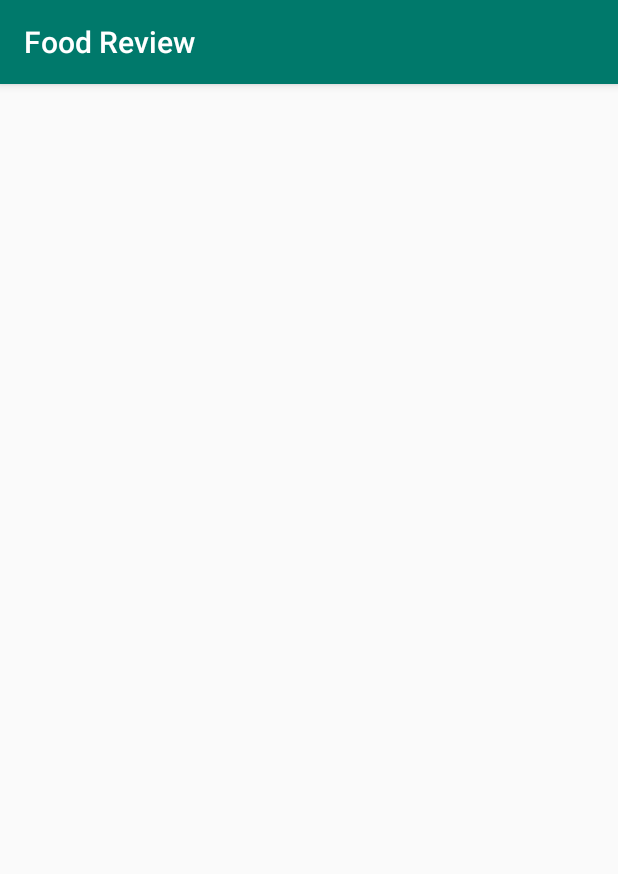
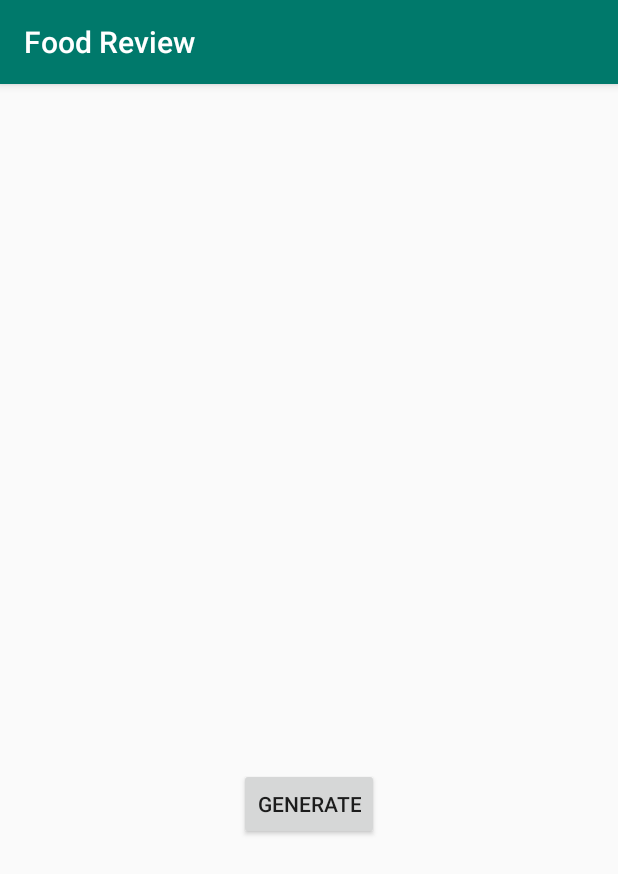
Before and after one commit to j-juric/FoodReviewProject, an Android app: the DatabseTestingActivity screen opened directly, with no data from a screen before it, on a phone screen of 412 x 824 dp. Shown: the top 874 px of the screen. Run offline under Robolectric (Android 15) with nearby library versions, the phone set to English and light mode, and no system bars; our stand-ins replace Firebase (no records; nobody signed in at launch, a user with empty details on screens opened directly); libraries missing offline, so code that uses them is left out: androidmads.library.qrgenearator; Roboto replaces fonts that are not available here; 2 statements that could not run were skipped.

Commit message:
Omoguceno samo jedno skeniranje koda

```diff
--- a/app/src/main/java/com/food/review/DatabseTestingActivity.kt
+++ b/app/src/main/java/com/food/review/DatabseTestingActivity.kt
@@ -19,6 +19,7 @@ import android.graphics.Point
 import android.view.WindowManager
 
 import android.graphics.Bitmap
+import android.widget.Button
 import android.widget.Toast
 import kotlin.random.Random
 
@@ -29,9 +30,15 @@ class DatabseTestingActivity : AppCompatActivity() {
     var databaseRef:DatabaseReference?=null
     var mAuth: FirebaseAuth?=null
     var arrayOfDishes: ArrayList<Dish> ?= null
+    var arrayOfReceipt: ArrayList<Receipt> ?=null
 
     var qrImage:ImageView ?=null
     var bitmap: Bitmap? = null
+    var receiptList:ArrayList<String> = ArrayList<String>()
+
+    var btn_gen : Button?=null
+
+    var itr=1
 
 
     var reservations:ArrayList<Pair<String,ArrayList<Table>>>?=null
@@ -46,6 +53,8 @@ class DatabseTestingActivity : AppCompatActivity() {
 
         Log.d(tag,"OTVORI SE SEZAME")
         qrImage=this.QR_Image as ImageView
+        btn_gen=this.btn_generate as Button
+
         //QUERY WHICH RETURNS DATA FOR THE NEXT 14 DAYS
 //        val last14days = databaseRef!!.child("Reservations").orderByKey()
 //            .startAt("20200120")
@@ -75,6 +84,17 @@ class DatabseTestingActivity : AppCompatActivity() {
 //        last14days.addValueEventListener(postListener)
 
         val inputValue = "-LyFeDi8UN_KrSA8BuaU".trim()
+
+        receiptList.add("-Lyan7GGTSdEL2ZaDttP")
+        receiptList.add("-Lyan7GKDZDLhzEpvw5r")
+        receiptList.add("-Lyan7GLZzlmknzxIZUj")
+        receiptList.add("-Lyan7GMgw2_zisxnazX")
+        receiptList.add("-Lyan7GNUCFBfl29s4fK")
+        receiptList.add("-Lyan7GO1_FvvnA3QuZl")
+        receiptList.add("-Lyan7GPQ9vZTZT5tlj8")
+        receiptList.add("-Lyan7GSGOFX5pigF6x7")
+        receiptList.add("-Lyan7GtEJ_HcDdp9Ohp")
+
         val manager = getSystemService(WINDOW_SERVICE) as WindowManager
         val display = manager.defaultDisplay
         val point = Point()
@@ -86,7 +106,7 @@ class DatabseTestingActivity : AppCompatActivity() {
         smallerDimension = smallerDimension * 3 / 4
 
         var qrgEncoder = QRGEncoder(
-            inputValue, null,
+            receiptList[0], null,
             QRGContents.Type.TEXT,
             smallerDimension
         )
@@ -97,32 +117,35 @@ class DatabseTestingActivity : AppCompatActivity() {
             Log.d(tag, "GRESKA")
         }
 
+        btn_gen!!.setOnClickListener {
+            generateCode()
+        }
 
 
-        val key = databaseRef!!.child("Receipts").push().key
-
-        var timeList:ArrayList<String> = ArrayList<String>(6)
-
-        timeList.add("12:00")
-        timeList.add("14:00")
-        timeList.add("16:00")
-        timeList.add("18:00")
-        timeList.add("20:00")
-        timeList.add("22:00")
-
-        var nameList:ArrayList<String> = ArrayList<String>(12)
-        nameList.add("Kolumbo")
-        nameList.add("Dubravka")
-        nameList.add("Trifun")
-        nameList.add("Svetozar")
-        nameList.add("Jefimije")
-        nameList.add("Pero")
-        nameList.add("Milo")
-        nameList.add("Ratislav")
-        nameList.add("Ratimir")
-        nameList.add("Svemirko")
-        nameList.add("Josif")
-        nameList.add("Ratko")
+//        val key = databaseRef!!.child("Receipts").push().key
+//
+//        var timeList:ArrayList<String> = ArrayList<String>(6)
+//
+//        timeList.add("12:00")
+//        timeList.add("14:00")
+//        timeList.add("16:00")
+//        timeList.add("18:00")
+//        timeList.add("20:00")
+//        timeList.add("22:00")
+//
+//        var nameList:ArrayList<String> = ArrayList<String>(12)
+//        nameList.add("Kolumbo")
+//        nameList.add("Dubravka")
+//        nameList.add("Trifun")
+//        nameList.add("Svetozar")
+//        nameList.add("Jefimije")
+//        nameList.add("Pero")
+//        nameList.add("Milo")
+//        nameList.add("Ratislav")
+//        nameList.add("Ratimir")
+//        nameList.add("Svemirko")
+//        nameList.add("Josif")
+//        nameList.add("Ratko")
 
 
 //        var r = ReservationMap()
@@ -204,14 +227,14 @@ class DatabseTestingActivity : AppCompatActivity() {
         databaseRef!!.child("Dishes").child(d12.name).setValue(d12)
         databaseRef!!.child("Dishes").child(d13.name).setValue(d13)
         */
-//        var dref:DatabaseReference=databaseRef!!.child("Dishes")
+//        var dref:DatabaseReference=databaseRef!!.child("Receipts")
 //
 //        val postListener = object : ValueEventListener {
 //            override fun onDataChange(dataSnapshot: DataSnapshot) {
 //                // Get Post object and use the values to update the UI
 //                if(dataSnapshot.exists()){
 //                    Log.d(tag, "loadPost:onComplete")
-//                    getDishes(dataSnapshot)
+//                    generateCode(dataSnapshot)
 //                }
 //            }
 //
@@ -236,6 +259,7 @@ class DatabseTestingActivity : AppCompatActivity() {
             arrayOfDishes!!.add(dish!!)
 
         }
+
 /*
         for(i in 1..150){
             var date:String = "2019"+Random.nextInt(10,12).toString()+ (10+i%18).toString()
@@ -282,6 +306,29 @@ class DatabseTestingActivity : AppCompatActivity() {
 
     }
 
+    fun generateCode(){
+        val manager = getSystemService(WINDOW_SERVICE) as WindowManager
+        val display = manager.defaultDisplay
+        val point = Point()
+        display.getSize(point)
+
+        val width = point.x
+        val height = point.y
+        var smallerDimension = if (width < height) width else height
+        smallerDimension = smallerDimension * 3 / 4
+
+        var qrgEncoder = QRGEncoder(
+            receiptList[itr++], null,
+            QRGContents.Type.TEXT,
+            smallerDimension
+        )
+        try {
+            bitmap = qrgEncoder.bitmap
+            qrImage!!.setImageBitmap(bitmap)
+        } catch (e: WriterException) {
+            Log.d(tag, "GRESKA")
+        }
+    }
     fun generateReceipts( arr:ArrayList<Dish>){
 
         //var count= arr.size
--- a/app/src/main/java/com/food/review/RateFragment.kt
+++ b/app/src/main/java/com/food/review/RateFragment.kt
@@ -71,6 +71,7 @@ class RateFragment(var receipt: Receipt,val userId:String,val receiptId:String,v
                 Log.d(tag,ord.toString())
                 var r = Review(ratingList[i].rating,"20200115",commList[i].text.toString())
                 var k = databaseRef!!.child("Reviews").child(ord).child(r.date).push().key
+                databaseRef!!.child("Receipts").child(receiptId).child("scanned").setValue(true)
                 databaseRef!!.child("Reviews").child(ord).child(r.date).child(k!!).setValue(r)
                 var sum=0f
                 var num=0
--- a/app/src/main/java/com/food/review/ScanFragment.kt
+++ b/app/src/main/java/com/food/review/ScanFragment.kt
@@ -74,12 +74,15 @@ class ScanFragment(val id:String,val arrayOfDishes: ArrayList<Dish>): Fragment()
                     if (receipt!!.scanned){
                         Toast.makeText(activity, "It appears the code has already been scanned", Toast.LENGTH_LONG).show()
                     }
+                    else{
                         val fragment = RateFragment(receipt,id,dataSnapshot.key!!, arrayOfDishes)
                         val fragmentManager = activity!!.supportFragmentManager
                         val fragmentTransaction = fragmentManager.beginTransaction()
                         fragmentTransaction.replace(R.id.fragment_container, fragment)
                         fragmentTransaction.addToBackStack(null)
                         fragmentTransaction.commit()
+                    }
+
                 }
             }
             override fun onCancelled(databaseError: DatabaseError) {
@@ -111,7 +114,7 @@ class ScanFragment(val id:String,val arrayOfDishes: ArrayList<Dish>): Fragment()
     override fun onQRCodeRead(text: String?, points: Array<out PointF>?) {
 
         if(flag){
-            Toast.makeText(activity, text, Toast.LENGTH_LONG).show()
+
             var sref = databaseRef!!.child("Receipts").child(text!!)
             sref.addValueEventListener(scanListener!!)
             flag=false
--- a/app/src/main/res/layout/activity_databse_testing.xml
+++ b/app/src/main/res/layout/activity_databse_testing.xml
@@ -12,5 +12,13 @@
         android:layout_height="256dp"
         android:layout_marginStart="75dp"
         android:layout_marginTop="200dp"/>
-
+    <Button
+        android:layout_width="wrap_content"
+        android:id="@+id/btn_generate"
+        android:layout_height="wrap_content"
+        android:layout_below="@id/QR_Image"
+        android:text="GENERATE"
+        android:gravity="center"
+        android:layout_centerInParent="true"
+></Button>
 </RelativeLayout>
```
Also changed, not shown: app/src/main/java/com/food/review/BookingFragment.kt (+4 -4 lines). Lines whose indentation alone changed are shown as unchanged.
